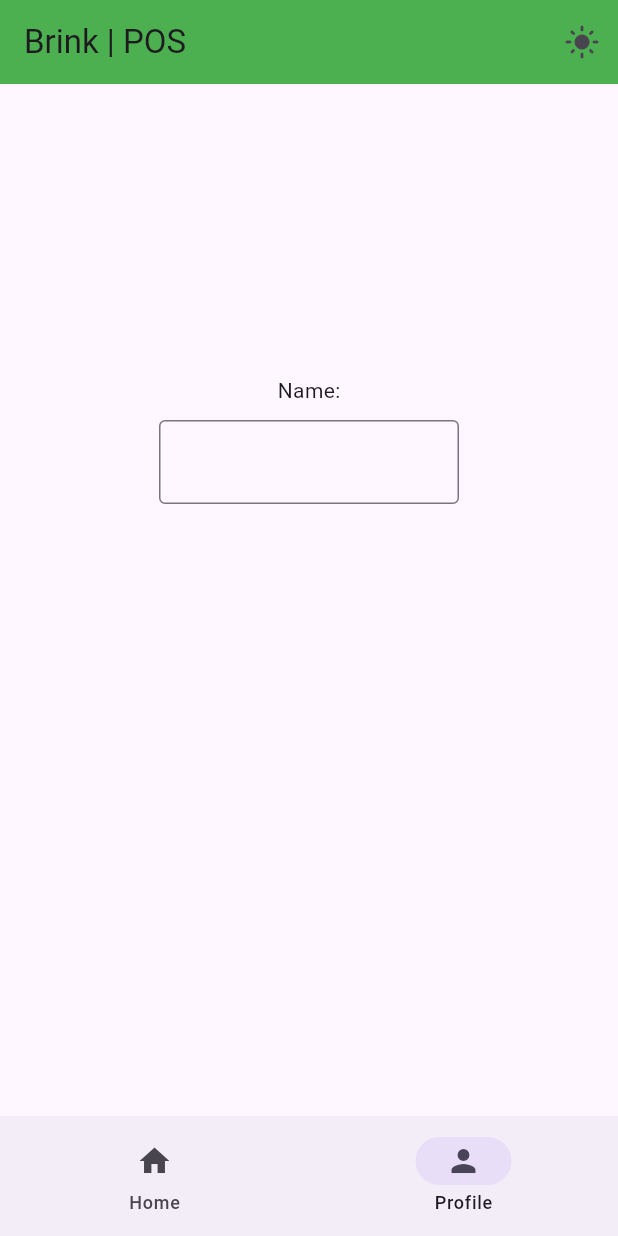
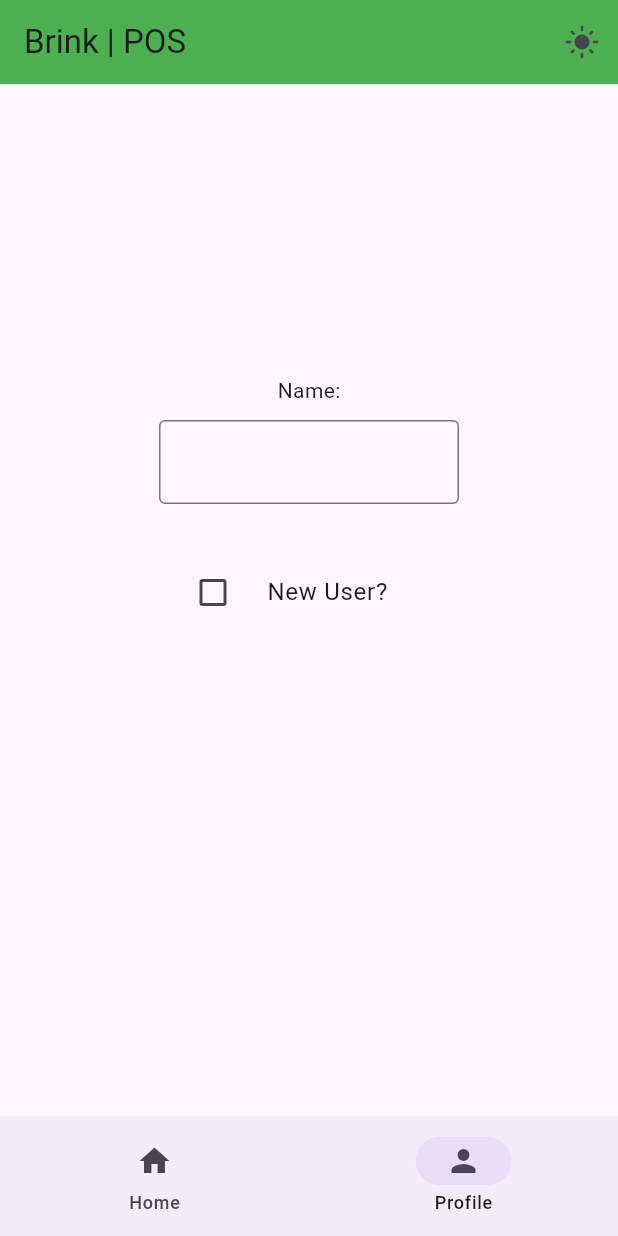
Before and after one commit to Metkkka/FlutterExe, a Flutter app: the screen it shows after launch, item 2 of the bottom bar chosen, on a phone screen of 412 x 824 dp. Run offline on Flutter 3.47's test engine with Material 3 defaults, Android fonts, the light colour scheme and no system bars.

Commit message:
CheckBox

```diff
--- a/lib/views/pages/profile_page.dart
+++ b/lib/views/pages/profile_page.dart
@@ -9,6 +9,8 @@ class ProfilePage extends StatefulWidget {
 }
 
 class _ProfilePageState extends State<ProfilePage> {
+  bool? isChecked = false;
+
   @override
   Widget build(BuildContext context) {
     return Center(
@@ -36,6 +38,19 @@ class _ProfilePageState extends State<ProfilePage> {
                     ],
                   );
                 }
+            ),
+            CheckboxListTile(
+                title: Text("New User?"),
+                // tristate: true, //Used when there are 3 values for the checkbox(true, false, null)
+                value: isChecked,
+                activeColor: Colors.red,
+                checkColor: Colors.black,
+                controlAffinity: ListTileControlAffinity.leading,
+                onChanged: (bool? value) {
+                  setState(() {
+                    isChecked = value;
+                  });
+                },
             )
           ],
         ),
```
